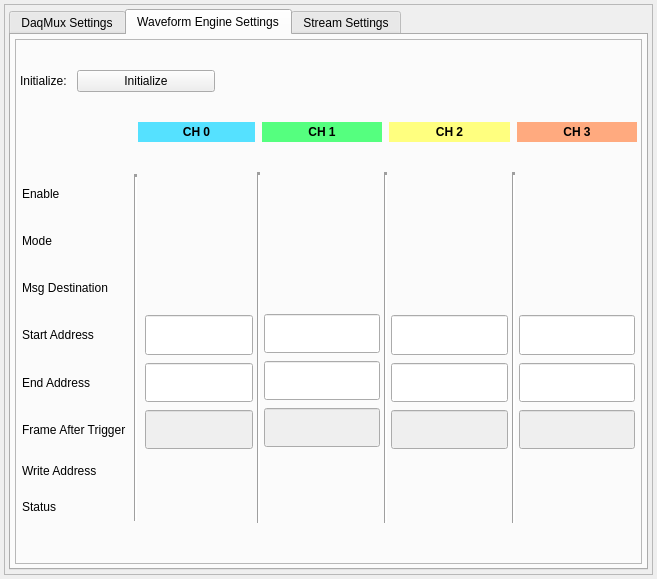
Above: new_look/mux.ui from cristinasewell/ATCA_PyDM_Screens before the change. Below: the same form after it.
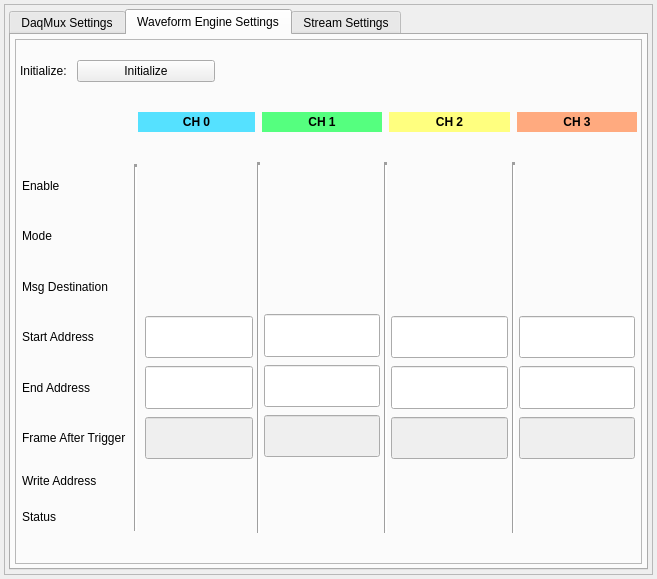
That is the form after the change. The open tabs and pages were chosen to show the change. Custom widgets are drawn as their Qt base class.

Commit message: MNT: engine waveform fix layout

Patch:
```diff
--- a/new_look/mux.ui
+++ b/new_look/mux.ui
@@ -1040,14 +1040,14 @@
                <number>4</number>
               </property>
               <property name="topMargin">
+               <number>20</number>
+              </property>
+              <property name="rightMargin">
+               <number>4</number>
+              </property>
+              <property name="bottomMargin">
                <number>30</number>
               </property>
-              <property name="rightMargin">
-               <number>4</number>
-              </property>
-              <property name="bottomMargin">
-               <number>40</number>
-              </property>
               <property name="horizontalSpacing">
                <number>2</number>
               </property>
```
Left out of the diff: 2 changed lines with no effect on the pictures.
